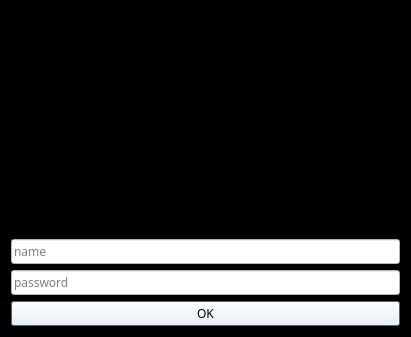
The window that ui/loginpage.ui (eDarrrrr/ProjectSTAL) describes before a commit, drawn with Qt 5.
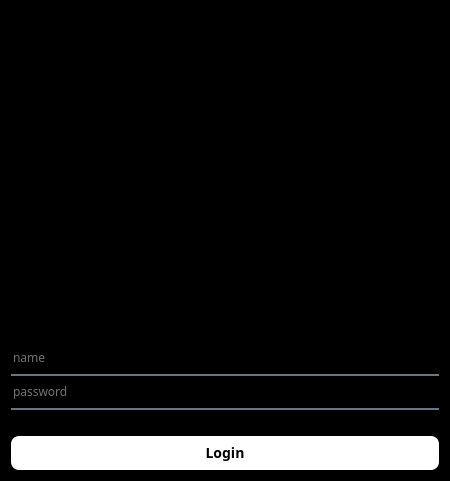
The same window after the commit. Icons and pictures are not drawn.

Commit message: Login page update

Diff of the .ui file:
```diff
--- a/ui/loginpage.ui
+++ b/ui/loginpage.ui
@@ -6,8 +6,8 @@
    <rect>
     <x>0</x>
     <y>0</y>
-    <width>411</width>
-    <height>337</height>
+    <width>450</width>
+    <height>481</height>
    </rect>
   </property>
   <property name="font">
@@ -37,7 +37,11 @@
      <item>
       <widget class="QLineEdit" name="Name">
        <property name="styleSheet">
-        <string notr="true">background-color: rgb(255, 255, 255);</string>
+        <string notr="true">background-color:rgba(0, 0, 0, 0);
+border:none;
+border-bottom:2px solid rgba(105, 118, 132, 255);
+color:rgba(255, 255, 255, 230);
+padding-bottom: 7px;</string>
        </property>
        <property name="placeholderText">
         <string>name</string>
@@ -47,23 +51,64 @@
      <item>
       <widget class="QLineEdit" name="Password">
        <property name="styleSheet">
-        <string notr="true">background-color: rgb(255, 255, 255);</string>
+        <string notr="true">background-color:rgba(0, 0, 0, 0);
+border:none;
+border-bottom:2px solid rgba(105, 118, 132, 255);
+color:rgba(255, 255, 255, 230);
+padding-bottom: 7px;</string>
        </property>
        <property name="placeholderText">
         <string>password</string>
        </property>
       </widget>
      </item>
+     <item>
+      <spacer name="verticalSpacer">
+       <property name="orientation">
+        <enum>Qt::Vertical</enum>
+       </property>
+       <property name="sizeType">
+        <enum>QSizePolicy::Fixed</enum>
+       </property>
+       <property name="sizeHint" stdset="0">
+        <size>
+         <width>15</width>
+         <height>20</height>
+        </size>
+       </property>
+      </spacer>
+     </item>
      <item>
       <widget class="QPushButton" name="OK">
        <property name="cursor">
         <cursorShape>PointingHandCursor</cursorShape>
        </property>
        <property name="styleSheet">
-        <string notr="true">background-color: rgb(255, 255, 255);</string>
+        <string notr="true">QPushButton {
+    background-color: white;
+    color: black;
+    border: none;
+    border-radius: 8px;
+    padding: 7px;
+    font-weight: bold;
+    font-size: 14px;
+ 	cursor: pointer;
+	
+}
+
+QPushButton:hover {
+    background-color: #1DB954; /* Spotify green / fresh green */
+    color: white;
+}
+
+QPushButton:pressed {
+    background-color: #17a444;
+    color: white;
+}
+</string>
        </property>
        <property name="text">
-        <string>OK</string>
+        <string>Login</string>
        </property>
       </widget>
      </item>
```
The commit also changes 1 other file.
